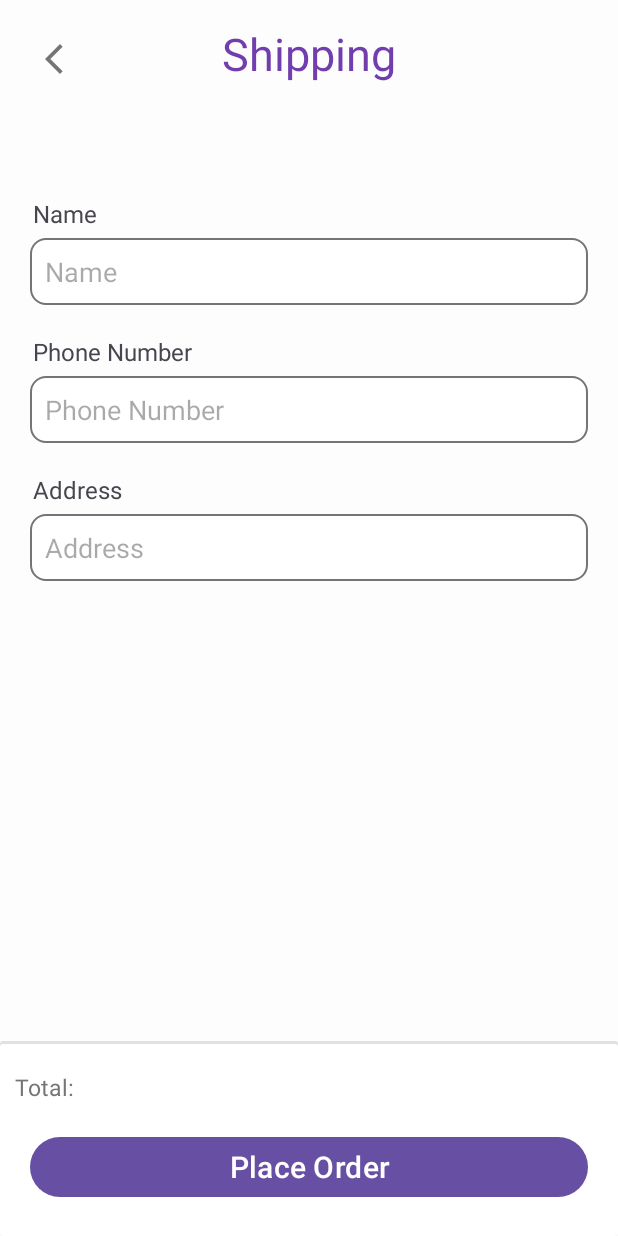
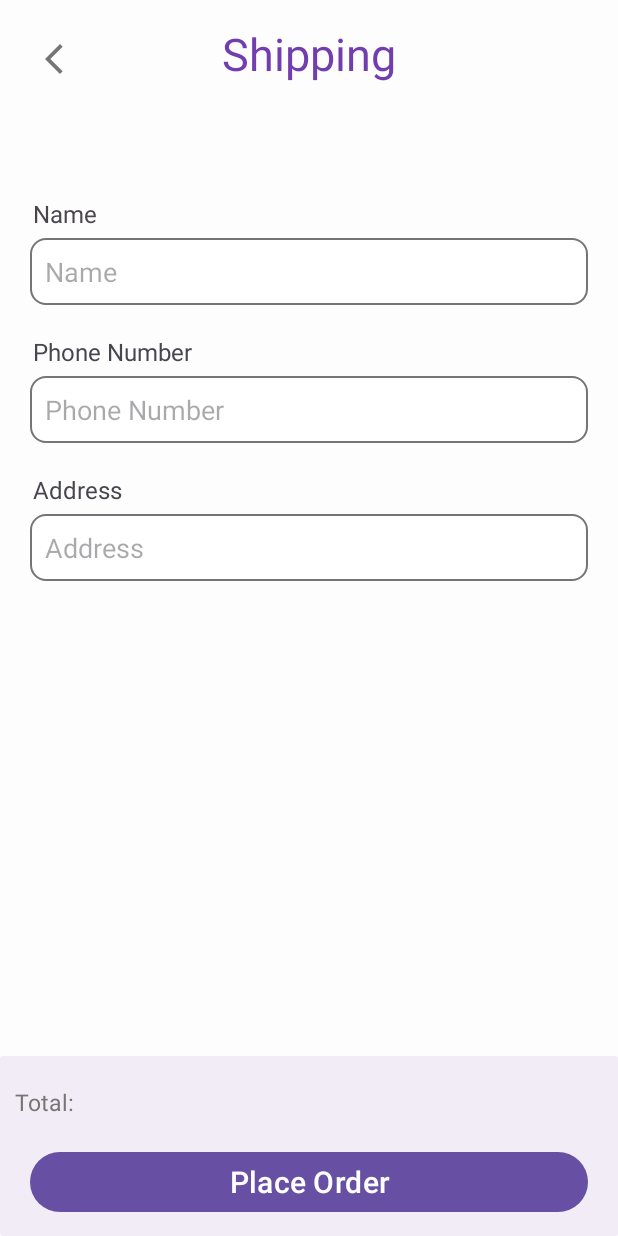
Before and after one commit to klaus2425/gocery_final, an Android app: the ConfirmFinalOrderActivity screen opened directly, with no data from a screen before it, on a phone screen of 412 x 824 dp. Run offline under Robolectric (Android 15) with nearby library versions, the phone set to English and light mode, and no system bars; our stand-ins replace Firebase (no records; nobody signed in at launch, a user with empty details on screens opened directly); Roboto replaces fonts that are not available here.

Commit message:
Update confirm final order

```diff
--- a/app/src/main/res/drawable/shadow.xml
+++ b/app/src/main/res/drawable/shadow.xml
@@ -3,17 +3,17 @@
     <item>
         <shape android:shape="rectangle">
             <solid android:color="#DDDD"/>
-            <corners android:radius="2dp" />
+            <corners android:radius="5dp" />
         </shape>
     </item>
 
     <item
         android:left="0dp"
         android:right="0dp"
-        android:top="2dp"
+        android:top="0dp"
         android:bottom="0dp">
         <shape android:shape="rectangle">
-            <solid android:color="@android:color/white"/>
+            <solid android:color="@color/lightpurple"/>
             <corners android:radius="2dp" />
         </shape>
     </item>
--- a/app/src/main/res/layout/activity_confirm_final_order.xml
+++ b/app/src/main/res/layout/activity_confirm_final_order.xml
@@ -109,7 +109,7 @@
 
     <RelativeLayout
         android:layout_width="match_parent"
-        android:layout_height="130dp"
+        android:layout_height="120dp"
         android:layout_alignParentBottom="true"
         app:cardUseCompatPadding="true"
         android:background="@drawable/shadow"
--- a/app/src/main/res/values/colors.xml
+++ b/app/src/main/res/values/colors.xml
@@ -9,5 +9,6 @@
     <color name="gray">#757575</color>
     <color name="gold">#f0b83e</color>
     <color name="lightgray">#FDFDFD</color>
+    <color name="lightpurple">#f2ecf6</color>
 
 </resources>
```
